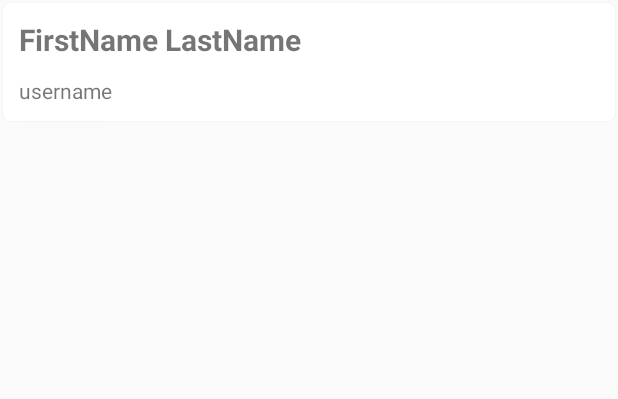
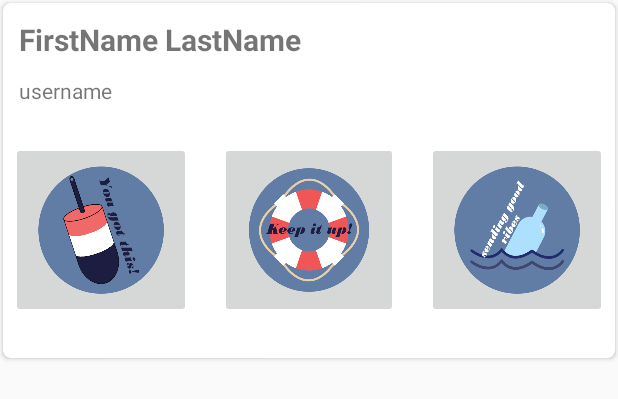
Before and after one commit to JDWilson73/Buoy, an Android app: the layout friend_item_card.xml on its own in the app's theme, with its tools: preview values and no code run, on a phone screen of 412 x 824 dp. Shown: the top 399 px of the screen. Run offline under Robolectric (Android 15) with nearby library versions, the phone set to English and light mode, and no system bars.

Commit message:
Added ImageView buttons, set layout for recyclerView. Group worked together over Teams.

```diff
--- a/app/src/main/res/layout/friend_item_card.xml
+++ b/app/src/main/res/layout/friend_item_card.xml
@@ -8,7 +8,7 @@
 
     <RelativeLayout
         android:layout_width="match_parent"
-        android:layout_height="wrap_content"
+        android:layout_height="226dp"
         android:layout_margin="5dp">
 
         <TextView
@@ -33,6 +33,47 @@
             android:layout_marginEnd="5dp"
             android:layout_marginBottom="5dp"
             android:text="username" />
+
+        <ImageButton
+            android:id="@+id/do_it"
+            android:layout_width="120dp"
+            android:layout_height="120dp"
+            android:layout_below="@+id/username"
+            android:layout_alignParentStart="true"
+            android:layout_alignParentBottom="true"
+            android:layout_marginTop="19dp"
+            android:layout_marginBottom="21dp"
+            android:scaleType="fitXY"
+            app:srcCompat="@drawable/doit" />
+
+        <ImageButton
+            android:id="@+id/good_vibes"
+            android:layout_width="120dp"
+            android:layout_height="120dp"
+            android:layout_below="@+id/username"
+            android:layout_alignParentEnd="true"
+            android:layout_alignParentBottom="true"
+            android:layout_marginTop="19dp"
+            android:layout_marginBottom="21dp"
+            android:scaleType="fitXY"
+            app:srcCompat="@drawable/goodvibes" />
+
+        <ImageButton
+            android:id="@+id/keep_up"
+            android:layout_width="120dp"
+            android:layout_height="120dp"
+            android:layout_below="@+id/username"
+            android:layout_alignParentBottom="true"
+            android:layout_marginStart="19dp"
+            android:layout_marginTop="19dp"
+            android:layout_marginEnd="19dp"
+            android:layout_marginBottom="21dp"
+            android:layout_toStartOf="@+id/good_vibes"
+            android:layout_toEndOf="@+id/do_it"
+            android:scaleType="fitXY"
+            app:srcCompat="@drawable/keepup" />
+
+
     </RelativeLayout>
 
 </androidx.cardview.widget.CardView>
```
Also changed, not shown: app/src/main/java/edu/neu/madcourse/buoy/FriendItemCard.java (+19 -1 lines), app/src/main/java/edu/neu/madcourse/buoy/StickerAdapter.java (+50 -0 lines), app/src/main/java/edu/neu/madcourse/buoy/StickerSendActivity.java (+23 -27 lines), app/src/main/res/layout/activity_sticker_send.xml (+3 -11 lines), app/src/main/res/drawable/bg.png (added), app/src/main/res/drawable/doit.png (added), app/src/main/res/drawable/goodvibes.png (added), app/src/main/res/drawable/keepup.png (added), app/src/main/res/drawable/sticker_notification.png (added).
